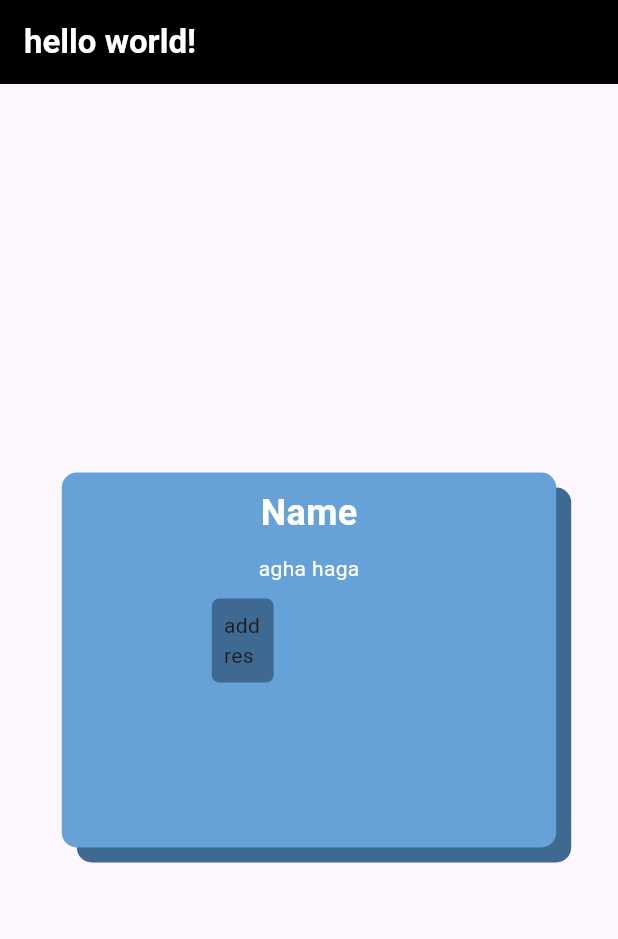
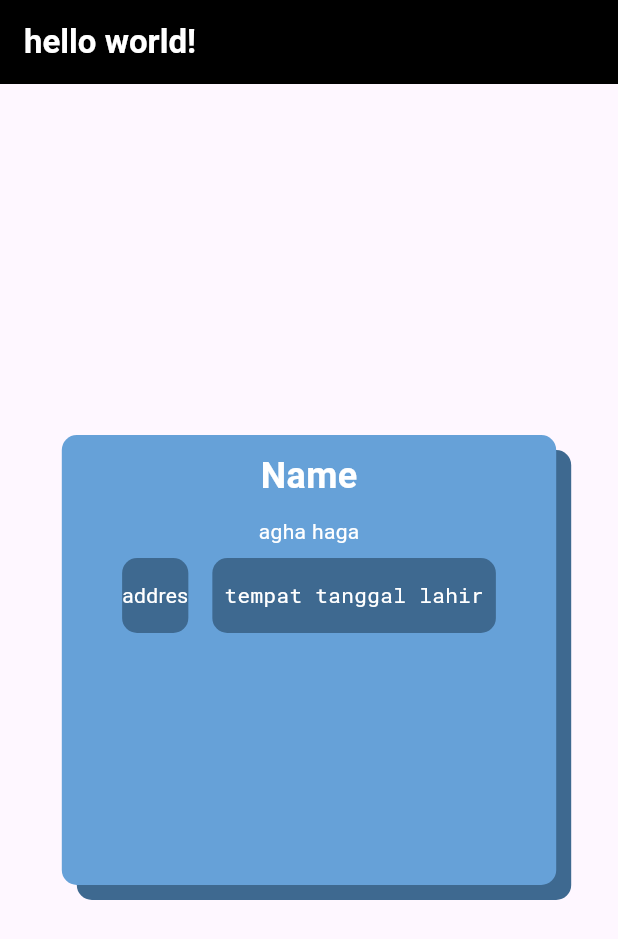
Before and after one commit to Gha211th/Profile-Card-App, a Flutter app: the screen it shows after launch, on a phone screen of 412 x 824 dp. Shown: the top 939 px of the screen. Run offline on Flutter 3.47's test engine with Material 3 defaults, Android fonts, the phone set to English and light mode, and no system bars.

Commit message:
mumet cik:))

```diff
--- a/lib/main.dart
+++ b/lib/main.dart
@@ -10,6 +10,9 @@ class Mainpage extends StatelessWidget {
 
   @override
   Widget build(BuildContext context) {
-    return const MaterialApp(home: ProfileCard());
+    return const MaterialApp(
+      home: ProfileCard(),
+      debugShowCheckedModeBanner: false,
+    );
   }
 }
--- a/lib/profile.dart
+++ b/lib/profile.dart
@@ -19,7 +19,7 @@ class ProfileCard extends StatelessWidget {
           children: [
             Container(
               width: MediaQuery.of(context).size.width * 0.8,
-              height: 250,
+              height: 300,
               decoration: BoxDecoration(
                 color: Color.fromRGBO(102, 161, 216, 1),
                 boxShadow: [
@@ -45,29 +45,62 @@ class ProfileCard extends StatelessWidget {
                       ),
                     ),
                   ),
-                  // SizedBox(height: EdgeInsets.only()),
+                  SizedBox(),
                   Text("agha haga", style: TextStyle(color: Colors.white)),
                   Row(
+                    mainAxisAlignment: MainAxisAlignment.center,
                     children: <Widget>[
                       Padding(
-                        padding: const EdgeInsets.only(left: 100.0, top: 10.0),
+                        padding: const EdgeInsets.all(8.0),
                         child: Column(
                           children: [
                             Container(
-                              width: MediaQuery.of(context).size.width * 0.1,
+                              height: 50,
                               decoration: BoxDecoration(
                                 color: Color.fromRGBO(62, 105, 144, 1),
-                                borderRadius: BorderRadius.circular(5),
+                                borderRadius: BorderRadius.circular(10),
                               ),
-                              child: Padding(
-                                padding: const EdgeInsets.all(8.0),
-                                child: Text("addres"),
+                              child: Center(
+                                child: Text(
+                                  "addres",
+                                  style: TextStyle(
+                                    color: Colors.white,
+                                    fontFamily: 'Roboto',
+                                  ),
+                                ),
                               ),
                             ),
                           ],
                         ),
                       ),
-                      Column(),
+                      Padding(
+                        padding: const EdgeInsets.all(8.0),
+                        child: Column(
+                          children: [
+                            Container(
+                              height: 50,
+
+                              decoration: BoxDecoration(
+                                color: Color.fromRGBO(62, 105, 144, 1),
+                                borderRadius: BorderRadius.circular(10),
+                              ),
+                              child: Padding(
+                                padding: const EdgeInsets.all(8.0),
+
+                                child: Center(
+                                  child: Text(
+                                    "tempat tanggal lahir",
+                                    style: TextStyle(
+                                      color: Colors.white,
+                                      fontFamily: 'RobotoMono',
+                                    ),
+                                  ),
+                                ),
+                              ),
+                            ),
+                          ],
+                        ),
+                      ),
                     ],
                   ),
                 ],
```
Also changed, not shown: pubspec.yaml (+5 -3 lines), assets/font/RobotoMono-Regular.ttf (added).
